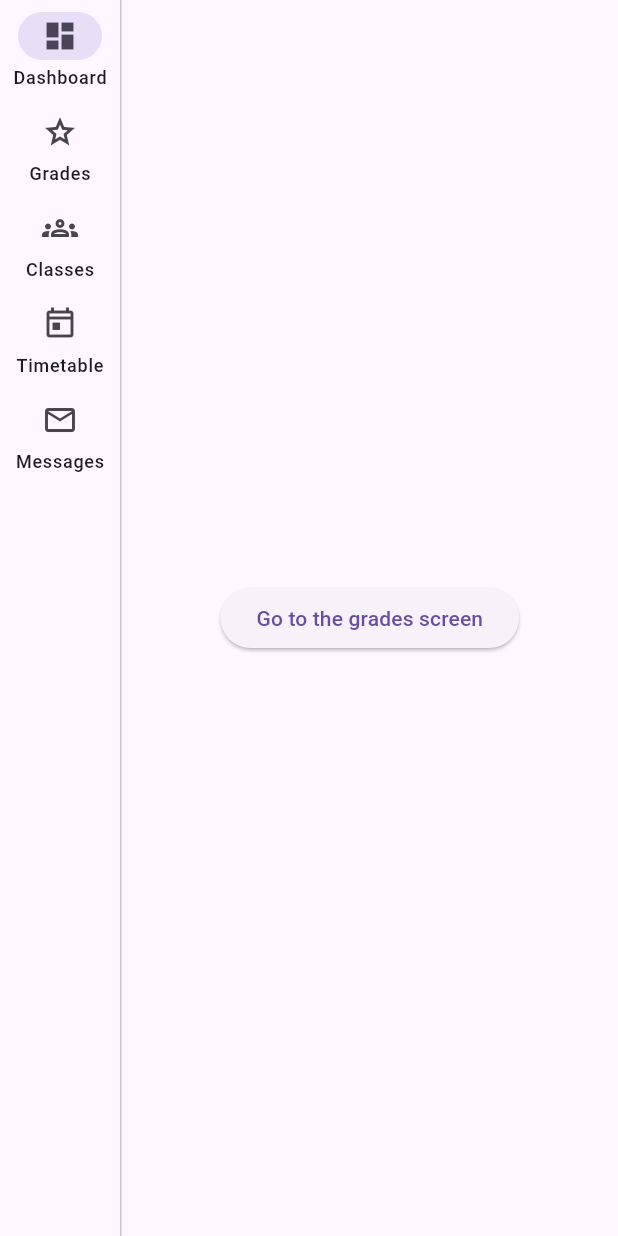
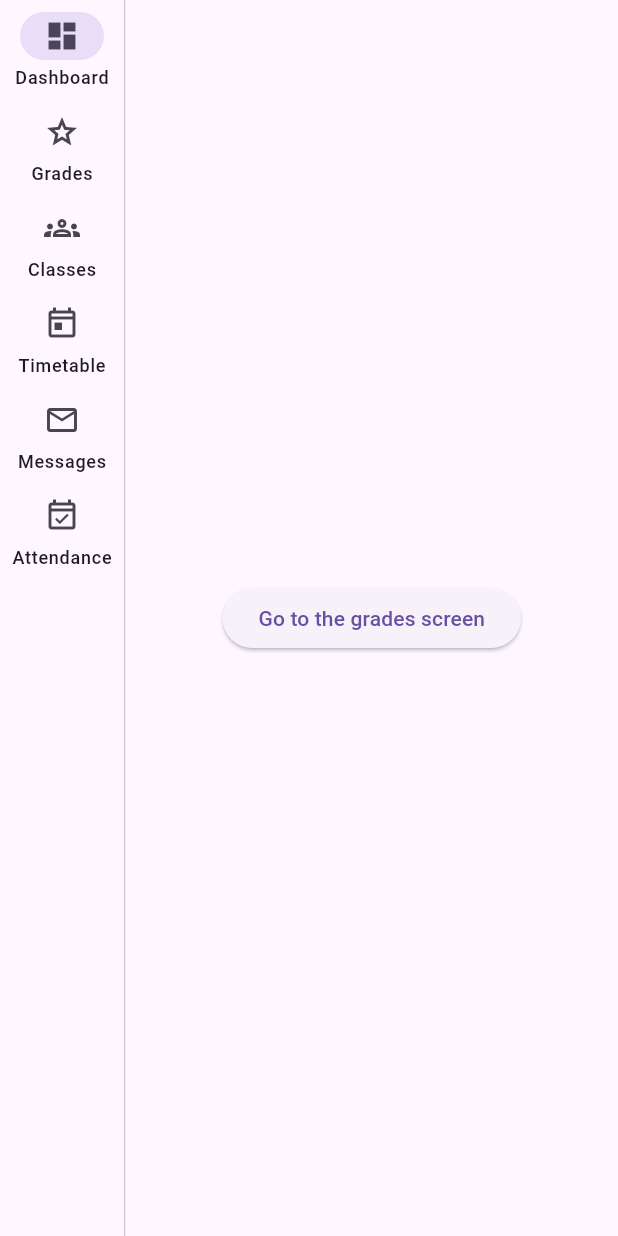
Before and after one commit to naipofo/e-school-track, a Flutter app: the screen it shows after launch, on a phone screen of 412 x 824 dp. Run offline on Flutter 3.47's test engine with Material 2 defaults, Android fonts, the phone set to English and light mode, and no system bars; our stand-ins replace go_router; missing offline and left inert: ferry, ferry_flutter, gql_websocket_link.

Commit message:
attendance table and views

```diff
--- a/school_track_front/lib/router/routes.dart
+++ b/school_track_front/lib/router/routes.dart
@@ -1,5 +1,6 @@
 import 'package:flutter/material.dart';
 import 'package:go_router/go_router.dart';
+import 'package:school_track_front/pages/attendance/attendance.dart';
 import 'package:school_track_front/pages/classes/classes.dart';
 import 'package:school_track_front/pages/classes/single_class.dart';
 import 'package:school_track_front/pages/dashboard.dart';
@@ -130,6 +131,15 @@ final router = GoRouter(
               ],
             ),
           ],
+        ),
+        StatefulShellBranch(
+          routes: [
+            GoRoute(
+              path: '/attendance',
+              builder: (BuildContext context, GoRouterState state) =>
+                  const AttendanceScreen(),
+            ),
+          ],
         )
       ],
     )
@@ -191,6 +201,11 @@ class ScaffoldWithNavBar extends StatelessWidget {
                   selectedIcon: Icon(Icons.mail),
                   label: Text('Messages'),
                 ),
+                NavigationRailDestination(
+                  icon: Icon(Icons.event_available_outlined),
+                  selectedIcon: Icon(Icons.event_available),
+                  label: Text('Attendance'),
+                ),
               ],
             ),
             const VerticalDivider(thickness: 1, width: 1),
--- /dev/null
+++ b/school_track_hasura/metadata/databases/defualt/tables/public_attendance.yaml
@@ -0,0 +1,3 @@
+table:
+  name: attendance
+  schema: public
--- a/school_track_hasura/metadata/databases/defualt/tables/tables.yaml
+++ b/school_track_hasura/metadata/databases/defualt/tables/tables.yaml
@@ -1,3 +1,4 @@
+- "!include public_attendance.yaml"
 - "!include public_classes.yaml"
 - "!include public_grades.yaml"
 - "!include public_groups.yaml"
```
Also changed, not shown: school_track_front/lib/pages/attendance/attendance.dart (added, +49 -0 lines), school_track_hasura/metadata/databases/defualt/tables/public_classes.yaml (+7 -0 lines), 3 other files.
